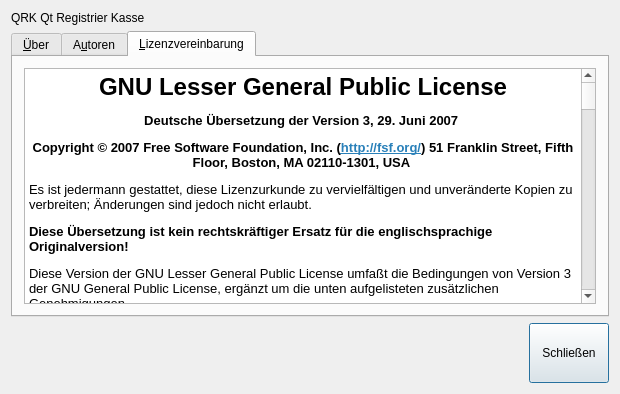
First picture: the form in src/ui/aboutdlg.ui, repository todvora/qrk-registrier-kasse, before the edit.
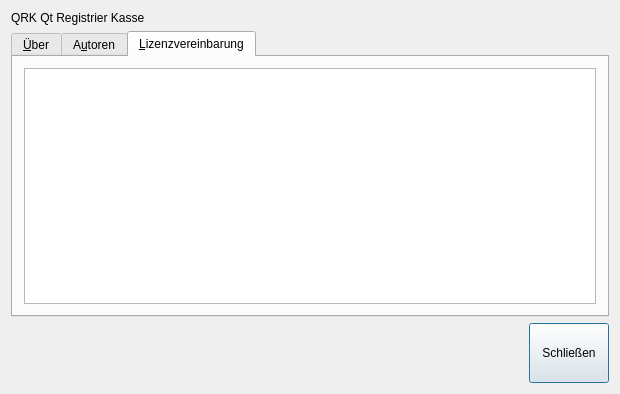
Second picture: the form after the edit. The open tabs and pages were chosen to show the change. Icons and pictures are not drawn.

The edit to the form file:
```diff
--- a/src/ui/aboutdlg.ui
+++ b/src/ui/aboutdlg.ui
@@ -165,139 +165,11 @@
           <bool>false</bool>
          </property>
          <property name="html">
-          <string>&lt;!DOCTYPE HTML PUBLIC &quot;-//W3C//DTD HTML 4.0//EN&quot; &quot;http://www.w3.org/TR/REC-html40/strict.dtd&quot;&gt;
+          <string notr="true">&lt;!DOCTYPE HTML PUBLIC &quot;-//W3C//DTD HTML 4.0//EN&quot; &quot;http://www.w3.org/TR/REC-html40/strict.dtd&quot;&gt;
 &lt;html&gt;&lt;head&gt;&lt;meta name=&quot;qrichtext&quot; content=&quot;1&quot; /&gt;&lt;style type=&quot;text/css&quot;&gt;
 p, li { white-space: pre-wrap; }
 &lt;/style&gt;&lt;/head&gt;&lt;body style=&quot; font-family:'Oxygen-Sans'; font-size:10pt; font-weight:400; font-style:normal;&quot;&gt;
-&lt;p align=&quot;center&quot; style=&quot; margin-top:18px; margin-bottom:12px; margin-left:0px; margin-right:0px; -qt-block-indent:0; text-indent:0px;&quot;&gt;&lt;span style=&quot; font-size:xx-large; font-weight:600;&quot;&gt;GNU Lesser General Public License&lt;/span&gt;&lt;/p&gt;
-&lt;p align=&quot;center&quot; style=&quot; margin-top:12px; margin-bottom:12px; margin-left:0px; margin-right:0px; -qt-block-indent:0; text-indent:0px;&quot;&gt;&lt;span style=&quot; font-weight:600;&quot;&gt;Deutsche Übersetzung der Version 3, 29. Juni 2007 &lt;/span&gt;&lt;/p&gt;
-&lt;p align=&quot;center&quot; style=&quot; margin-top:12px; margin-bottom:12px; margin-left:0px; margin-right:0px; -qt-block-indent:0; text-indent:0px;&quot;&gt;&lt;span style=&quot; font-weight:600;&quot;&gt;Copyright © 2007 Free Software Foundation, Inc. (&lt;/span&gt;&lt;a href=&quot;http://fsf.org/&quot;&gt;&lt;span style=&quot; font-weight:600; text-decoration: underline; color:#2980b9;&quot;&gt;http://fsf.org/&lt;/span&gt;&lt;/a&gt;&lt;span style=&quot; font-weight:600;&quot;&gt;) 51 Franklin Street, Fifth Floor, Boston, MA 02110-1301, USA &lt;/span&gt;&lt;/p&gt;
-&lt;p style=&quot; margin-top:12px; margin-bottom:12px; margin-left:0px; margin-right:0px; -qt-block-indent:0; text-indent:0px;&quot;&gt;Es ist jedermann gestattet, diese Lizenzurkunde zu vervielfältigen und unveränderte Kopien zu verbreiten; Änderungen sind jedoch nicht erlaubt. &lt;/p&gt;
-&lt;p style=&quot; margin-top:12px; margin-bottom:12px; margin-left:0px; margin-right:0px; -qt-block-indent:0; text-indent:0px;&quot;&gt;&lt;span style=&quot; font-weight:600;&quot;&gt;Diese Übersetzung ist kein rechtskräftiger Ersatz für die englischsprachige Originalversion! &lt;/span&gt;&lt;/p&gt;
-&lt;p style=&quot; margin-top:12px; margin-bottom:12px; margin-left:0px; margin-right:0px; -qt-block-indent:0; text-indent:0px;&quot;&gt;Diese Version der GNU Lesser General Public License umfaßt die Bedingungen von Version 3 der GNU General Public License, ergänzt um die unten aufgelisteten zusätzlichen Genehmigungen. &lt;/p&gt;
-&lt;p style=&quot; margin-top:14px; margin-bottom:12px; margin-left:0px; margin-right:0px; -qt-block-indent:0; text-indent:0px;&quot;&gt;&lt;span style=&quot; font-size:large; font-weight:600;&quot;&gt;0. Zusätzliche Definitionen.&lt;/span&gt;&lt;/p&gt;
-&lt;p style=&quot; margin-top:12px; margin-bottom:12px; margin-left:0px; margin-right:0px; -qt-block-indent:0; text-indent:0px;&quot;&gt;Nachstehend bezeichnet „diese Lizenz“ die GNU Lesser General Public License, Version 3, und „GNU GPL“ die GNU General Public License, Version 3. &lt;/p&gt;
-&lt;p style=&quot; margin-top:12px; margin-bottom:12px; margin-left:0px; margin-right:0px; -qt-block-indent:0; text-indent:0px;&quot;&gt;„Die Bibliothek“ steht für ein betroffenes Werk unter dieser Lizenz, bei dem es nicht um eine Anwendung oder um ein kombiniertes Werk im Sinne der untenstehenden Definitionen handelt. &lt;/p&gt;
-&lt;p style=&quot; margin-top:12px; margin-bottom:12px; margin-left:0px; margin-right:0px; -qt-block-indent:0; text-indent:0px;&quot;&gt;Eine „Anwendung“ ist irgendein Werk, das eine von der Bibliothek bereitgestellte Schnittstelle nutzt, ansonsten aber nicht auf der Bibliothek basiert. Die Definition einer abgeleiteten Klasse einer von der Bibliothek bereitgestellten Klasse wird als eine Weise betrachtet, eine von der Bibliothek bereitgestellte Schnittstelle zu nutzen. &lt;/p&gt;
-&lt;p style=&quot; margin-top:12px; margin-bottom:12px; margin-left:0px; margin-right:0px; -qt-block-indent:0; text-indent:0px;&quot;&gt;Ein „kombiniertes Werk“ ist ein Werk, das durch das Kombinieren oder Linken einer Anwendung mit der Bibliothek erzeugt wurde. Die spezifische Version der Bibliothek, mit der zusammen das kombinierte Werk erzeugt wurde, wird auch „gelinkte Version“ genannt. &lt;/p&gt;
-&lt;p style=&quot; margin-top:12px; margin-bottom:12px; margin-left:0px; margin-right:0px; -qt-block-indent:0; text-indent:0px;&quot;&gt;Der „Minimalquelltext“ eines kombinierten Werks bezeichnet den korrespondierenden Quelltext des kombinierten Werks, ausgenommen den Quelltext von Teilen des kombinierten Werks, die, einzeln betrachtet, auf der Anwendung basieren und nicht auf der gelinkten Version. &lt;/p&gt;
-&lt;p style=&quot; margin-top:12px; margin-bottom:12px; margin-left:0px; margin-right:0px; -qt-block-indent:0; text-indent:0px;&quot;&gt;Der „korrespondierende Anwendungs-Code“ eines kombinierten Werks bezeichnet den Objekt-Code und/oder Quelltext der Anwendung einschließlich aller Daten und Hilfsprogramme, die benötigt werden, um das kombinierte Werk anhand der Anwendung zu reproduzieren, mit Ausnahme der Systembibliotheken des kombinierten Werks. &lt;/p&gt;
-&lt;p style=&quot; margin-top:14px; margin-bottom:12px; margin-left:0px; margin-right:0px; -qt-block-indent:0; text-indent:0px;&quot;&gt;&lt;span style=&quot; font-size:large; font-weight:600;&quot;&gt;1. Ausnahmen von §3 der GNU GPL&lt;/span&gt;&lt;/p&gt;
-&lt;p style=&quot; margin-top:12px; margin-bottom:12px; margin-left:0px; margin-right:0px; -qt-block-indent:0; text-indent:0px;&quot;&gt;Sie dürfen ein betroffenes Werk gemäß §§3 und 4 dieser Lizenz übertragen, ohne an §3 der GNU GPL gebunden zu sein. &lt;/p&gt;
-&lt;p style=&quot; margin-top:14px; margin-bottom:12px; margin-left:0px; margin-right:0px; -qt-block-indent:0; text-indent:0px;&quot;&gt;&lt;span style=&quot; font-size:large; font-weight:600;&quot;&gt;2. Übertragung modifizierter Versionen&lt;/span&gt;&lt;/p&gt;
-&lt;p style=&quot; margin-top:12px; margin-bottom:12px; margin-left:0px; margin-right:0px; -qt-block-indent:0; text-indent:0px;&quot;&gt;Wenn Sie ein Exemplar der Bibliothek modifizieren und sich eine Routine &lt;span style=&quot; font-style:italic;&quot;&gt;(“facility”)&lt;/span&gt; innerhalb dieser Modifikationen auf eine Funktion oder auf Daten bezieht, die von einer Anwendung bereitgestellt werden, die die Bibliothek nutzt (auf eine andere Weise als in Gestalt eines Arguments, das beim Aufruf der Routine übergeben wird), dann dürfen Sie eine Kopie der modifizierten Version folgendermaßen übertragen: &lt;/p&gt;
-&lt;p style=&quot;-qt-paragraph-type:empty; margin-top:12px; margin-bottom:12px; margin-left:0px; margin-right:0px; -qt-block-indent:0; text-indent:0px;&quot;&gt;&lt;br /&gt;&lt;/p&gt;
-&lt;table border=&quot;0&quot; style=&quot; margin-top:0px; margin-bottom:0px; margin-left:0px; margin-right:0px;&quot; cellspacing=&quot;5&quot; cellpadding=&quot;0&quot;&gt;
-&lt;tr&gt;
-&lt;td style=&quot; vertical-align:top;&quot;&gt;
-&lt;p align=&quot;right&quot; style=&quot; margin-top:0px; margin-bottom:0px; margin-left:0px; margin-right:0px; -qt-block-indent:0; text-indent:0px;&quot;&gt;a)&lt;/p&gt;&lt;/td&gt;
-&lt;td&gt;
-&lt;p style=&quot; margin-top:0px; margin-bottom:0px; margin-left:0px; margin-right:0px; -qt-block-indent:0; text-indent:0px;&quot;&gt;gemäß dieser Lizenz, sofern Sie sich in gutem Glauben darum bemühen, sicherzustellen, daß die Routine weiterhin funktioniert, wenn die Anwendung die Funktion oder Daten nicht bereitstellt und denjenigen Teil ihres Zweckes, der sinnvoll bleibt, weiterhin ausführt, oder &lt;/p&gt;&lt;/td&gt;&lt;/tr&gt;
-&lt;tr&gt;
-&lt;td&gt;&lt;/td&gt;
-&lt;td&gt;&lt;/td&gt;&lt;/tr&gt;
-&lt;tr&gt;
-&lt;td style=&quot; vertical-align:top;&quot;&gt;
-&lt;p align=&quot;right&quot; style=&quot; margin-top:0px; margin-bottom:0px; margin-left:0px; margin-right:0px; -qt-block-indent:0; text-indent:0px;&quot;&gt;b)&lt;/p&gt;&lt;/td&gt;
-&lt;td&gt;
-&lt;p style=&quot; margin-top:0px; margin-bottom:0px; margin-left:0px; margin-right:0px; -qt-block-indent:0; text-indent:0px;&quot;&gt;gemäß der GNU GPL, wobei keine der zusätzlichen Genehmigungen dieser Lizenz bei dieser Kopie greifen. &lt;/p&gt;&lt;/td&gt;&lt;/tr&gt;&lt;/table&gt;
-&lt;p style=&quot; margin-top:14px; margin-bottom:12px; margin-left:0px; margin-right:0px; -qt-block-indent:0; text-indent:0px;&quot;&gt;&lt;span style=&quot; font-size:large; font-weight:600;&quot;&gt;3. Objekt-Code, der Material aus Bibliotheks-Header-Dateien enthält&lt;/span&gt;&lt;/p&gt;
-&lt;p style=&quot; margin-top:12px; margin-bottom:12px; margin-left:0px; margin-right:0px; -qt-block-indent:0; text-indent:0px;&quot;&gt;Die Objekt-Code-Form einer Anwendung darf Material aus einer Header-Datei enthalten, die Teil der Bibliothek ist. Sie dürfen derartigen Objekt-Code gemäß Bedingungen Ihrer Wahl übertragen, vorausgesetzt – sofern das enthaltene Material nicht auf numerische Parameter, Datenstrukturanordnungen und -zugriffsfunktionen oder kleine Makros, Inline-Funktionen und Templates (zehn oder weniger Zeilen lang) beschränkt ist –, Sie führen die beiden folgenden Handlungen aus: &lt;/p&gt;
-&lt;p style=&quot;-qt-paragraph-type:empty; margin-top:12px; margin-bottom:12px; margin-left:0px; margin-right:0px; -qt-block-indent:0; text-indent:0px;&quot;&gt;&lt;br /&gt;&lt;/p&gt;
-&lt;table border=&quot;0&quot; style=&quot; margin-top:0px; margin-bottom:0px; margin-left:0px; margin-right:0px;&quot; cellspacing=&quot;5&quot; cellpadding=&quot;0&quot;&gt;
-&lt;tr&gt;
-&lt;td style=&quot; vertical-align:top;&quot;&gt;
-&lt;p align=&quot;right&quot; style=&quot; margin-top:0px; margin-bottom:0px; margin-left:0px; margin-right:0px; -qt-block-indent:0; text-indent:0px;&quot;&gt;a)&lt;/p&gt;&lt;/td&gt;
-&lt;td&gt;
-&lt;p style=&quot; margin-top:0px; margin-bottom:0px; margin-left:0px; margin-right:0px; -qt-block-indent:0; text-indent:0px;&quot;&gt;Versehen Sie jedes Exemplar des Objekt-Codes mit einem prominenten Hinweis, daß die Bibliothek darin verwendet wird und daß die Bibliothek und ihre Benutzung durch diese Lizenz abgedeckt werden. &lt;/p&gt;&lt;/td&gt;&lt;/tr&gt;
-&lt;tr&gt;
-&lt;td&gt;&lt;/td&gt;
-&lt;td&gt;&lt;/td&gt;&lt;/tr&gt;
-&lt;tr&gt;
-&lt;td style=&quot; vertical-align:top;&quot;&gt;
-&lt;p align=&quot;right&quot; style=&quot; margin-top:0px; margin-bottom:0px; margin-left:0px; margin-right:0px; -qt-block-indent:0; text-indent:0px;&quot;&gt;b)&lt;/p&gt;&lt;/td&gt;
-&lt;td&gt;
-&lt;p style=&quot; margin-top:0px; margin-bottom:0px; margin-left:0px; margin-right:0px; -qt-block-indent:0; text-indent:0px;&quot;&gt;Legen Sie dem Objekt-Code ein Exemplar der GNU GPL und dieses Lizenzdokuments bei. &lt;/p&gt;&lt;/td&gt;&lt;/tr&gt;&lt;/table&gt;
-&lt;p style=&quot; margin-top:14px; margin-bottom:12px; margin-left:0px; margin-right:0px; -qt-block-indent:0; text-indent:0px;&quot;&gt;&lt;span style=&quot; font-size:large; font-weight:600;&quot;&gt;4. Kombinierte Werke&lt;/span&gt;&lt;/p&gt;
-&lt;p style=&quot; margin-top:12px; margin-bottom:12px; margin-left:0px; margin-right:0px; -qt-block-indent:0; text-indent:0px;&quot;&gt;Sie dürfen ein betroffenes Werk unter Bedingungen Ihrer Wahl übertragen, die insgesamt die Modifikation der in dem kombinierten Werk enthaltenen Teile der Bibliothek und das Zurückbilden &lt;span style=&quot; font-style:italic;&quot;&gt;(“reverse engineering”)&lt;/span&gt;, um derartige Modifikationen von Fehlern zu bereinigen, nicht wirksam einschränken, wenn Sie außerdem alle folgenden Handlungen ausführen: &lt;/p&gt;
-&lt;p style=&quot;-qt-paragraph-type:empty; margin-top:12px; margin-bottom:12px; margin-left:0px; margin-right:0px; -qt-block-indent:0; text-indent:0px;&quot;&gt;&lt;br /&gt;&lt;/p&gt;
-&lt;table border=&quot;0&quot; style=&quot; margin-top:0px; margin-bottom:0px; margin-left:0px; margin-right:0px;&quot; cellspacing=&quot;5&quot; cellpadding=&quot;0&quot;&gt;
-&lt;tr&gt;
-&lt;td style=&quot; vertical-align:top;&quot;&gt;
-&lt;p align=&quot;right&quot; style=&quot; margin-top:0px; margin-bottom:0px; margin-left:0px; margin-right:0px; -qt-block-indent:0; text-indent:0px;&quot;&gt;a)&lt;/p&gt;&lt;/td&gt;
-&lt;td&gt;
-&lt;p style=&quot; margin-top:0px; margin-bottom:0px; margin-left:0px; margin-right:0px; -qt-block-indent:0; text-indent:0px;&quot;&gt;Versehen Sie jedes Exemplar des kombinierten Werks mit einem prominenten Hinweis, daß die Bibliothek darin verwendet wird und daß die Bibliothek und ihre Benutzung durch diese Lizenz abgedeckt werden. &lt;/p&gt;&lt;/td&gt;&lt;/tr&gt;
-&lt;tr&gt;
-&lt;td&gt;&lt;/td&gt;
-&lt;td&gt;&lt;/td&gt;&lt;/tr&gt;
-&lt;tr&gt;
-&lt;td style=&quot; vertical-align:top;&quot;&gt;
-&lt;p align=&quot;right&quot; style=&quot; margin-top:0px; margin-bottom:0px; margin-left:0px; margin-right:0px; -qt-block-indent:0; text-indent:0px;&quot;&gt;b)&lt;/p&gt;&lt;/td&gt;
-&lt;td&gt;
-&lt;p style=&quot; margin-top:0px; margin-bottom:0px; margin-left:0px; margin-right:0px; -qt-block-indent:0; text-indent:0px;&quot;&gt;Legen Sie dem kombinierten Werk ein Exemplar der GNU GPL und dieses Lizenzdokuments bei. &lt;/p&gt;&lt;/td&gt;&lt;/tr&gt;
-&lt;tr&gt;
-&lt;td&gt;&lt;/td&gt;
-&lt;td&gt;&lt;/td&gt;&lt;/tr&gt;
-&lt;tr&gt;
-&lt;td style=&quot; vertical-align:top;&quot;&gt;
-&lt;p align=&quot;right&quot; style=&quot; margin-top:0px; margin-bottom:0px; margin-left:0px; margin-right:0px; -qt-block-indent:0; text-indent:0px;&quot;&gt;c)&lt;/p&gt;&lt;/td&gt;
-&lt;td&gt;
-&lt;p style=&quot; margin-top:0px; margin-bottom:0px; margin-left:0px; margin-right:0px; -qt-block-indent:0; text-indent:0px;&quot;&gt;Für ein kombiniertes Werk, das bei Ausführung Copyright-Hinweise anzeigt, fügen Sie den Copyright-Hinweis für die Bibliothek diesen Hinweisen hinzu sowie einen Verweis, der den Anwender zu den Exemplaren der GNU GPL und dieses Lizenzdokuments führt. &lt;/p&gt;&lt;/td&gt;&lt;/tr&gt;
-&lt;tr&gt;
-&lt;td&gt;&lt;/td&gt;
-&lt;td&gt;&lt;/td&gt;&lt;/tr&gt;
-&lt;tr&gt;
-&lt;td style=&quot; vertical-align:top;&quot;&gt;
-&lt;p align=&quot;right&quot; style=&quot; margin-top:0px; margin-bottom:0px; margin-left:0px; margin-right:0px; -qt-block-indent:0; text-indent:0px;&quot;&gt;d)&lt;/p&gt;&lt;/td&gt;
-&lt;td&gt;
-&lt;p style=&quot; margin-top:0px; margin-bottom:0px; margin-left:0px; margin-right:0px; -qt-block-indent:0; text-indent:0px;&quot;&gt;Führen Sie eine der folgenden Handlungen aus: &lt;/p&gt;
-&lt;p style=&quot;-qt-paragraph-type:empty; margin-top:12px; margin-bottom:12px; margin-left:0px; margin-right:0px; -qt-block-indent:0; text-indent:0px;&quot;&gt;&lt;br /&gt;&lt;/p&gt;
-&lt;table border=&quot;0&quot; style=&quot; margin-top:0px; margin-bottom:0px; margin-left:0px; margin-right:0px;&quot; cellspacing=&quot;5&quot; cellpadding=&quot;0&quot;&gt;
-&lt;tr&gt;
-&lt;td style=&quot; vertical-align:top;&quot;&gt;
-&lt;p align=&quot;right&quot; style=&quot; margin-top:0px; margin-bottom:0px; margin-left:0px; margin-right:0px; -qt-block-indent:0; text-indent:0px;&quot;&gt;0.&lt;/p&gt;&lt;/td&gt;
-&lt;td&gt;
-&lt;p style=&quot; margin-top:0px; margin-bottom:0px; margin-left:0px; margin-right:0px; -qt-block-indent:0; text-indent:0px;&quot;&gt;Übertragen Sie den korrespondierenden Minimalquelltext gemäß den Bedingungen dieser Lizenz und den korrespondierenden Anwendungs-Code in einer Form und gemäß Bedingungen, die den Anwender erlauben, die Anwendung mit einer modifizierten Version der gelinkten Version neu zu kombinieren oder zu linken, um ein modifiziertes korrespondierendes Werk zu erzeugen, auf eine Weise, wie sie in §6 der GNU GPL spezifiziert ist, um korrespondierenden Quelltext zu übertragen. &lt;/p&gt;&lt;/td&gt;&lt;/tr&gt;
-&lt;tr&gt;
-&lt;td&gt;&lt;/td&gt;
-&lt;td&gt;&lt;/td&gt;&lt;/tr&gt;
-&lt;tr&gt;
-&lt;td style=&quot; vertical-align:top;&quot;&gt;
-&lt;p align=&quot;right&quot; style=&quot; margin-top:0px; margin-bottom:0px; margin-left:0px; margin-right:0px; -qt-block-indent:0; text-indent:0px;&quot;&gt;1.&lt;/p&gt;&lt;/td&gt;
-&lt;td&gt;
-&lt;p style=&quot; margin-top:0px; margin-bottom:0px; margin-left:0px; margin-right:0px; -qt-block-indent:0; text-indent:0px;&quot;&gt;Verwenden Sie einen geeigneten Shared-Library-Mechanismus, um mit der Bibliothek zu linken. Ein geeigneter Mechanismus ist ein Mechanismus, der (a) zur Laufzeit ein Exemplar der Bibliothek verwendet, das sich bereits auf dem Computer des Anwenders befindet, und (b) mit einer modifizierten Version der Bibliothek, die mit der gelinkten Version schnittstellenkompatibel ist, korrekt arbeiten wird. &lt;/p&gt;&lt;/td&gt;&lt;/tr&gt;&lt;/table&gt;&lt;/td&gt;&lt;/tr&gt;
-&lt;tr&gt;
-&lt;td&gt;&lt;/td&gt;
-&lt;td&gt;&lt;/td&gt;&lt;/tr&gt;
-&lt;tr&gt;
-&lt;td style=&quot; vertical-align:top;&quot;&gt;
-&lt;p align=&quot;right&quot; style=&quot; margin-top:0px; margin-bottom:0px; margin-left:0px; margin-right:0px; -qt-block-indent:0; text-indent:0px;&quot;&gt;e)&lt;/p&gt;&lt;/td&gt;
-&lt;td&gt;
-&lt;p style=&quot; margin-top:0px; margin-bottom:0px; margin-left:0px; margin-right:0px; -qt-block-indent:0; text-indent:0px;&quot;&gt;Stellen Sie Installationsinformationen zur Verfügung – allerdings nur dann, wenn Sie dazu ansonsten gemäß §6 der GNU GPL verpflichtet wären, und nur in dem Maße, in dem derartige Informationen benötigt werden, um eine modifizierte Version des kombinierten Werks installieren und ausführen zu können, die durch erneutes Kombinieren oder Linken der Anwendung mit einer modifizierten Version der gelinkten Version erzeugt wurde. (Wenn Sie Option 4d0 verwenden, müssen die Installationsinformationen dem korrespondierenden Minimalquelltext und Anwendungs-Code beiliegen. Wenn Sie Option 4d1 verwenden, müssen Sie die Installationsinformationen in einer Form zur Verfügung stellen, die in §6 der GNU GPL für das Übertragen des korrespondierenden Quelltextes spezifiziert wurde.) &lt;/p&gt;&lt;/td&gt;&lt;/tr&gt;&lt;/table&gt;
-&lt;p style=&quot; margin-top:14px; margin-bottom:12px; margin-left:0px; margin-right:0px; -qt-block-indent:0; text-indent:0px;&quot;&gt;&lt;span style=&quot; font-size:large; font-weight:600;&quot;&gt;5. Kombinierte Bibliotheken&lt;/span&gt;&lt;/p&gt;
-&lt;p style=&quot; margin-top:12px; margin-bottom:12px; margin-left:0px; margin-right:0px; -qt-block-indent:0; text-indent:0px;&quot;&gt;Sie dürfen Routinen aus der Bibliothek, die ein auf der Bibliothek basierendes Werk darstellen, mit anderen Bibliotheks-Routinen, die keine Anwendungen sind und die nicht unter dieser Lizenz stehen, in einer einzelnen Bibliothek nebeneinanderstellen und eine derartige kombinierte Bibliothek unter Bedingungen Ihrer Wahl übertragen, wenn Sie die beiden folgenden Handlungen ausführen: &lt;/p&gt;
-&lt;p style=&quot;-qt-paragraph-type:empty; margin-top:12px; margin-bottom:12px; margin-left:0px; margin-right:0px; -qt-block-indent:0; text-indent:0px;&quot;&gt;&lt;br /&gt;&lt;/p&gt;
-&lt;table border=&quot;0&quot; style=&quot; margin-top:0px; margin-bottom:0px; margin-left:0px; margin-right:0px;&quot; cellspacing=&quot;5&quot; cellpadding=&quot;0&quot;&gt;
-&lt;tr&gt;
-&lt;td style=&quot; vertical-align:top;&quot;&gt;
-&lt;p align=&quot;right&quot; style=&quot; margin-top:0px; margin-bottom:0px; margin-left:0px; margin-right:0px; -qt-block-indent:0; text-indent:0px;&quot;&gt;a)&lt;/p&gt;&lt;/td&gt;
-&lt;td&gt;
-&lt;p style=&quot; margin-top:0px; margin-bottom:0px; margin-left:0px; margin-right:0px; -qt-block-indent:0; text-indent:0px;&quot;&gt;Legen Sie der kombinierten Bibliothek ein Exemplar desselben auf der Bibliothek basierenden Werks bei, das von jedweden anderen Bibliotheks-Routinen entbündelt wurde und unter den Bedingungen dieser Lizenz übertragen wird. &lt;/p&gt;&lt;/td&gt;&lt;/tr&gt;
-&lt;tr&gt;
-&lt;td&gt;&lt;/td&gt;
-&lt;td&gt;&lt;/td&gt;&lt;/tr&gt;
-&lt;tr&gt;
-&lt;td style=&quot; vertical-align:top;&quot;&gt;
-&lt;p align=&quot;right&quot; style=&quot; margin-top:0px; margin-bottom:0px; margin-left:0px; margin-right:0px; -qt-block-indent:0; text-indent:0px;&quot;&gt;b)&lt;/p&gt;&lt;/td&gt;
-&lt;td&gt;
-&lt;p style=&quot; margin-top:0px; margin-bottom:0px; margin-left:0px; margin-right:0px; -qt-block-indent:0; text-indent:0px;&quot;&gt;Versehen Sie die kombinierte Bibliothek mit einem prominenten Hinweis, daß Teile davon ein auf der Bibliothek basierendes Werk darstellen, und erklären Sie, wo die beiliegende entbündelte Form desselben Werks zu finden ist. &lt;/p&gt;&lt;/td&gt;&lt;/tr&gt;&lt;/table&gt;
-&lt;p style=&quot; margin-top:14px; margin-bottom:12px; margin-left:0px; margin-right:0px; -qt-block-indent:0; text-indent:0px;&quot;&gt;&lt;span style=&quot; font-size:large; font-weight:600;&quot;&gt;6. Überarbeitungen der GNU Lesser General Public License&lt;/span&gt;&lt;/p&gt;
-&lt;p style=&quot; margin-top:12px; margin-bottom:12px; margin-left:0px; margin-right:0px; -qt-block-indent:0; text-indent:0px;&quot;&gt;Die Free Software Foundation kann von Zeit zu Zeit überarbeitete und/oder neue Versionen der &lt;span style=&quot; font-style:italic;&quot;&gt;GNU Lesser General Public License&lt;/span&gt; veröffentlichen. Solche neuen Versionen werden vom Grundprinzip her der gegenwärtigen entsprechen, können aber im Detail abweichen, um neuen Problemen und Anforderungen gerecht zu werden. &lt;/p&gt;
-&lt;p style=&quot; margin-top:12px; margin-bottom:12px; margin-left:0px; margin-right:0px; -qt-block-indent:0; text-indent:0px;&quot;&gt;Jede Version hat eine eindeutige Versionsnummer. Wenn eine Bibliothek, wie Sie sie erhalten haben, angibt, daß eine bestimmte Versionsnummer der GNU Lesser General Public License „oder irgendeine spätere Version“ &lt;span style=&quot; font-style:italic;&quot;&gt;(“or any later version”)&lt;/span&gt; darauf anwendbar ist, so haben Sie die Wahl, entweder den Bestimmungen der genannten Version zu folgen oder denen jeder beliebigen späteren Version, die von der Free Software Foundation veröffentlicht wurde. Wenn die Bibliothek, wie Sie sie erhalten haben, keine Versionsnummer angibt, können Sie irgendeine Version der GNU Lesser General Public License wählen, die je von der Free Software Foundation veröffentlicht wurde. &lt;/p&gt;
-&lt;p style=&quot; margin-top:12px; margin-bottom:12px; margin-left:0px; margin-right:0px; -qt-block-indent:0; text-indent:0px;&quot;&gt;Wenn die Bibliothek, wie Sie sie erhalten haben, bestimmt, daß ein Bevollmächtigter entscheiden kann, ob zukünftige Versionen der GNU Lesser General Public License anwendbar sein sollen, dann ist eine öffentliche Stellungnahme der Akzeptanz einer beliebigen Version für Sie eine permanente Erlaubnis, diese Version für die Bibliothek auszuwählen. &lt;/p&gt;
-&lt;p align=&quot;center&quot; style=&quot; margin-top:12px; margin-bottom:12px; margin-left:0px; margin-right:0px; -qt-block-indent:0; text-indent:0px;&quot;&gt;* * *&lt;/p&gt;
-&lt;p style=&quot; margin-top:12px; margin-bottom:12px; margin-left:0px; margin-right:0px; -qt-block-indent:0; text-indent:0px;&quot;&gt;Copyright-Notiz des englischsprachigen Orignals:&lt;br /&gt;Copyright notice above.&lt;br /&gt;51 Franklin Street, Fifth Floor, Boston, MA 02110, USA&lt;br /&gt;Verbatim copying and distribution of this entire article is permitted in any medium without royalty provided this notice is preserved. &lt;/p&gt;
-&lt;p style=&quot; margin-top:12px; margin-bottom:12px; margin-left:0px; margin-right:0px; -qt-block-indent:0; text-indent:0px;&quot;&gt;Übersetzung:&lt;br /&gt;Copyright-Notiz siehe oben.&lt;br /&gt;51 Franklin Street, Fifth Floor, Boston, MA 02110, USA&lt;br /&gt;Es ist gebührenfrei gestattet, diesen Artikel als Ganzes und unverändert in beliebigen Medien zu kopieren und weiterzugeben, sofern dieser Hinweis erhalten bleiben. &lt;/p&gt;&lt;/body&gt;&lt;/html&gt;</string>
+&lt;p style=&quot;-qt-paragraph-type:empty; margin-top:0px; margin-bottom:0px; margin-left:0px; margin-right:0px; -qt-block-indent:0; text-indent:0px;&quot;&gt;&lt;br /&gt;&lt;/p&gt;&lt;/body&gt;&lt;/html&gt;</string>
          </property>
         </widget>
        </item>
```
Left out of the diff: 26 changed lines with no effect on the pictures.
